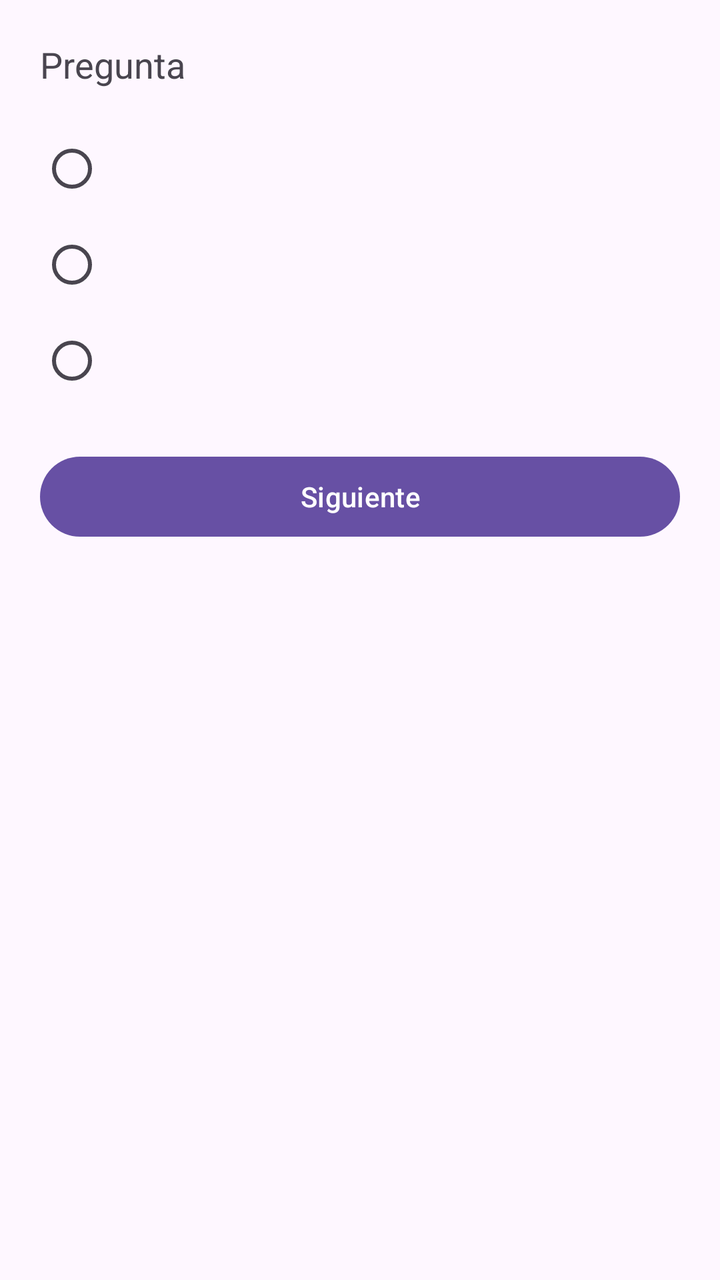
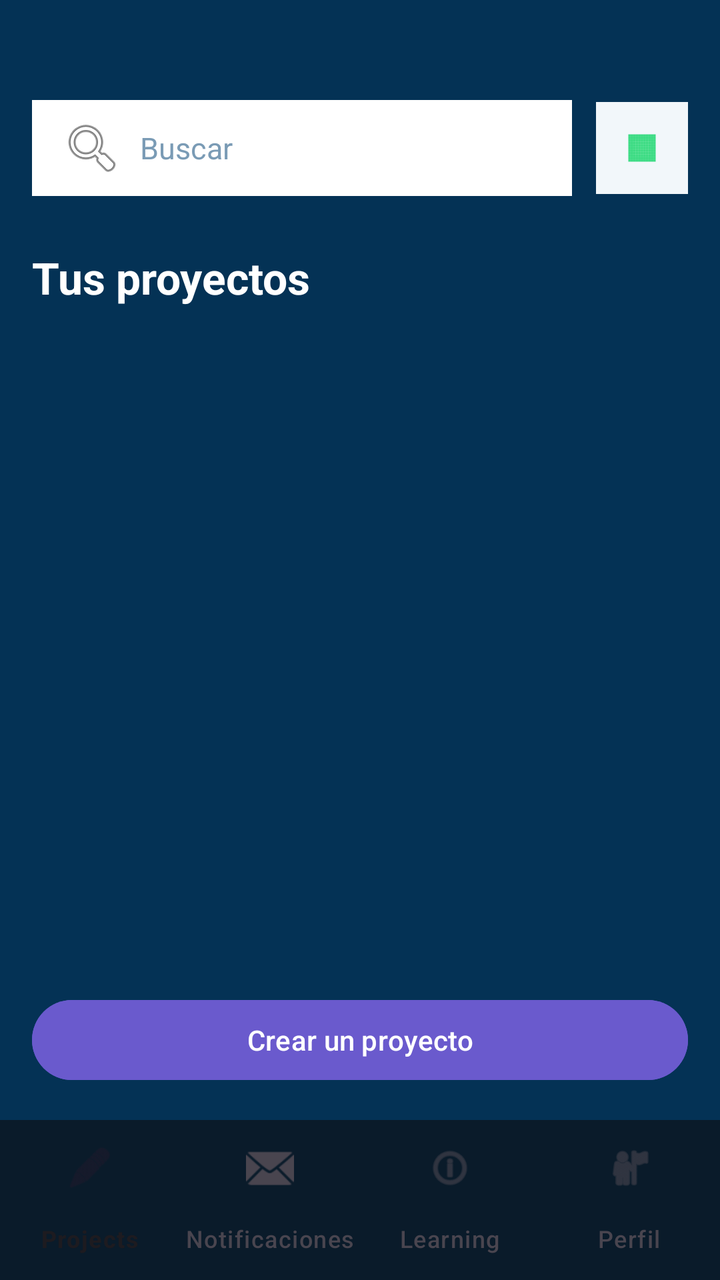

An Android layout rendered at two revisions. The XML below is the earlier revision; the diff shows what the commit changed to produce the second picture.
<!-- AndroidManifest.xml: application theme Theme.AppScrumTutor -->
<!-- res/layout/activity_quiz.xml -->
<LinearLayout xmlns:android="http://schemas.android.com/apk/res/android"
    android:orientation="vertical"
    android:padding="20dp"
    android:id="@+id/main"
    android:layout_width="match_parent"
    android:layout_height="match_parent">

    <TextView
        android:id="@+id/tvPregunta"
        android:text="Pregunta"
        android:textSize="18sp"
        android:layout_marginBottom="16dp"
        android:layout_width="match_parent"
        android:layout_height="wrap_content"/>

    <RadioGroup
        android:id="@+id/opciones"
        android:layout_width="match_parent"
        android:layout_height="wrap_content">

        <RadioButton android:id="@+id/opA" android:layout_width="wrap_content" android:layout_height="wrap_content"/>
        <RadioButton android:id="@+id/opB" android:layout_width="wrap_content" android:layout_height="wrap_content"/>
        <RadioButton android:id="@+id/opC" android:layout_width="wrap_content" android:layout_height="wrap_content"/>

    </RadioGroup>

    <Button
        android:id="@+id/btnSiguiente"
        android:text="Siguiente"
        android:layout_marginTop="20dp"
        android:layout_width="match_parent"
        android:layout_height="wrap_content"/>
</LinearLayout>
<!-- resources referenced by this layout -->
<resources>
  <style name="Theme.AppScrumTutor" parent="Base.Theme.AppScrumTutor" />
  <style name="Base.Theme.AppScrumTutor" parent="Theme.Material3.DayNight.NoActionBar">
          
          
      </style>
</resources>

<!-- the commit's change to res/layout/activity_quiz.xml (unified diff, before → after) -->
@@ -1,33 +1,114 @@
+<?xml version="1.0" encoding="utf-8"?>
 <LinearLayout xmlns:android="http://schemas.android.com/apk/res/android"
-    android:orientation="vertical"
-    android:padding="20dp"
+    xmlns:app="http://schemas.android.com/apk/res-auto"
+    xmlns:tools="http://schemas.android.com/tools"
     android:id="@+id/main"
     android:layout_width="match_parent"
-    android:layout_height="match_parent">
+    android:layout_height="match_parent"
+    android:orientation="vertical"
+    android:background="#043255"
+    tools:context=".ProyectosActivity">
 
-    <TextView
-        android:id="@+id/tvPregunta"
-        android:text="Pregunta"
-        android:textSize="18sp"
-        android:layout_marginBottom="16dp"
+    
+    <LinearLayout
         android:layout_width="match_parent"
-        android:layout_height="wrap_content"/>
+        android:layout_height="wrap_content"
+        android:orientation="vertical"
+        android:paddingTop="40dp">
 
-    <RadioGroup
-        android:id="@+id/opciones"
+        <include layout="@layout/header"/>
+    </LinearLayout>
+
+    
+    <LinearLayout
         android:layout_width="match_parent"
-        android:layout_height="wrap_content">
+        android:layout_height="0dp"
+        android:layout_weight="1"
+        android:orientation="vertical"
+        android:padding="16dp">
 
-        <RadioButton android:id="@+id/opA" android:layout_width="wrap_content" android:layout_height="wrap_content"/>
-        <RadioButton android:id="@+id/opB" android:layout_width="wrap_content" android:layout_height="wrap_content"/>
-        <RadioButton android:id="@+id/opC" android:layout_width="wrap_content" android:layout_height="wrap_content"/>
+        <TextView
+            android:layout_width="match_parent"
+            android:layout_height="wrap_content"
+            android:text="@string/titulo_tus_proyectos"
+            android:textSize="22sp"
+            android:textStyle="bold"
+            android:paddingBottom="10dp"
+            android:textColor="#FFFFFF"/>
 
-    </RadioGroup>
+        <ScrollView
+            android:layout_width="match_parent"
+            android:layout_height="0dp"
+            android:layout_weight="1"
+            android:paddingBottom="16dp">
 
-    <Button
-        android:id="@+id/btnSiguiente"
-        android:text="Siguiente"
-        android:layout_marginTop="20dp"
+            <LinearLayout
+                android:id="@+id/layoutProjects"
+                android:layout_width="match_parent"
+                android:layout_height="wrap_content"
+                android:orientation="vertical"/>
+        </ScrollView>
+
+        <Button
+            android:id="@+id/btnCrearProyecto"
+            android:layout_width="match_parent"
+            android:layout_height="wrap_content"
+            android:text="@string/btn_crear_proyecto_home"
+            android:onClick="CrearProyecto"
+            android:textColor="#FFFFFF"
+            android:backgroundTint="#6A5ACD"/>
+    </LinearLayout>
+
+    
+    <com.google.android.material.bottomnavigation.BottomNavigationView
+        android:id="@+id/bottomNavigation"
         android:layout_width="match_parent"
-        android:layout_height="wrap_content"/>
+        android:layout_height="wrap_content"
+        android:background="#0A1B2A"
+        app:menu="@menu/button_nav"
+        app:labelVisibilityMode="labeled"/>
 </LinearLayout>
+<!-- res/layout/header.xml (included above) -->
+<?xml version="1.0" encoding="utf-8"?>
+<LinearLayout xmlns:android="http://schemas.android.com/apk/res/android"
+    android:layout_width="match_parent"
+    android:layout_height="wrap_content"
+    android:minHeight="60dp"
+    android:orientation="horizontal"
+    android:gravity="center_vertical"
+    android:paddingHorizontal="16dp"
+    android:paddingVertical="10dp"
+    android:background="#043255">
+
+    
+    <EditText
+        android:id="@+id/etBuscar"
+        android:layout_width="0dp"
+        android:layout_height="48dp"
+        android:layout_weight="1"
+        android:background="#FFFFFF"
+        android:drawableStart="@android:drawable/ic_menu_search"
+        android:drawablePadding="8dp"
+        android:hint="Buscar"
+        android:imeOptions="actionSearch"
+        android:inputType="text"
+        android:paddingStart="14dp"
+        android:paddingEnd="12dp"
+        android:singleLine="true"
+        android:textColor="#043255"
+        android:textColorHint="#7A9BB5"
+        android:textSize="15sp" />
+
+    
+    <ImageView
+        android:id="@+id/ivPerfil"
+        android:layout_width="46dp"
+        android:layout_height="46dp"
+        android:layout_marginStart="12dp"
+        android:background="#F2F7FA"
+        android:src="@drawable/ic_launcher_background"
+        android:scaleType="centerCrop"
+        android:padding="4dp"
+        android:contentDescription="Perfil"
+        android:backgroundTint="#F2F7FA" />
+</LinearLayout>
<!-- resource entries referenced after the edit -->
@@ -1,5 +1,8 @@
 <!-- resources referenced by this layout -->
 <resources>
+  <!-- drawable ic_launcher_background: vector/xml drawable (drawable, 5131 chars, omitted) -->
+  <string name="btn_crear_proyecto_home">Crear un proyecto</string>
+  <string name="titulo_tus_proyectos">Tus proyectos</string>
   <style name="Theme.AppScrumTutor" parent="Base.Theme.AppScrumTutor" />
   <style name="Base.Theme.AppScrumTutor" parent="Theme.Material3.DayNight.NoActionBar">
           
